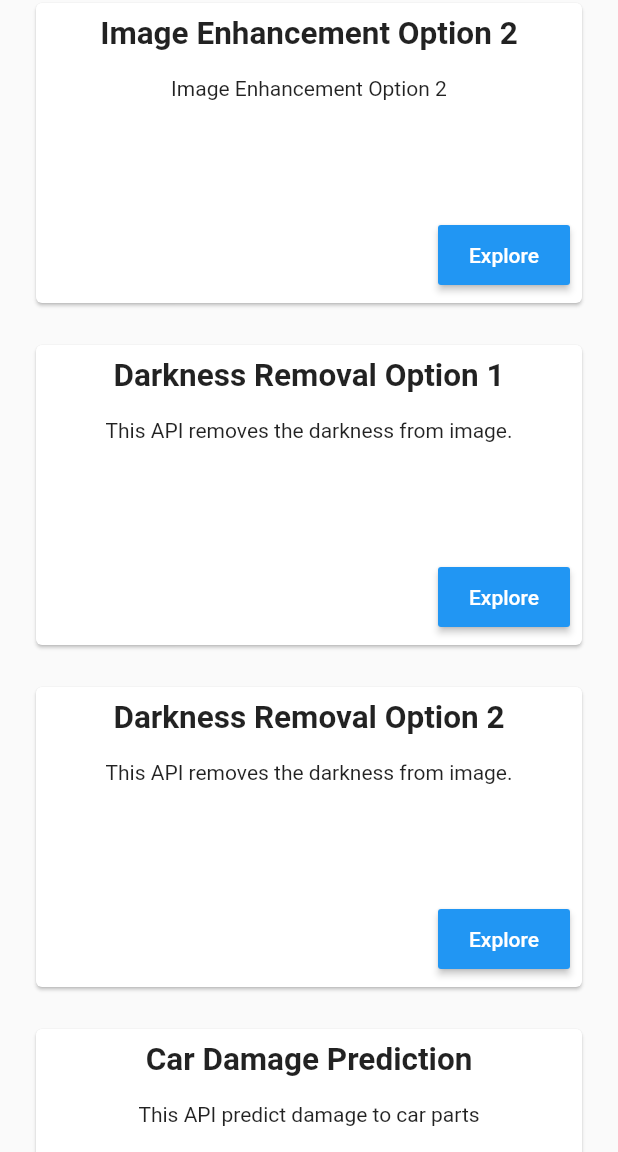
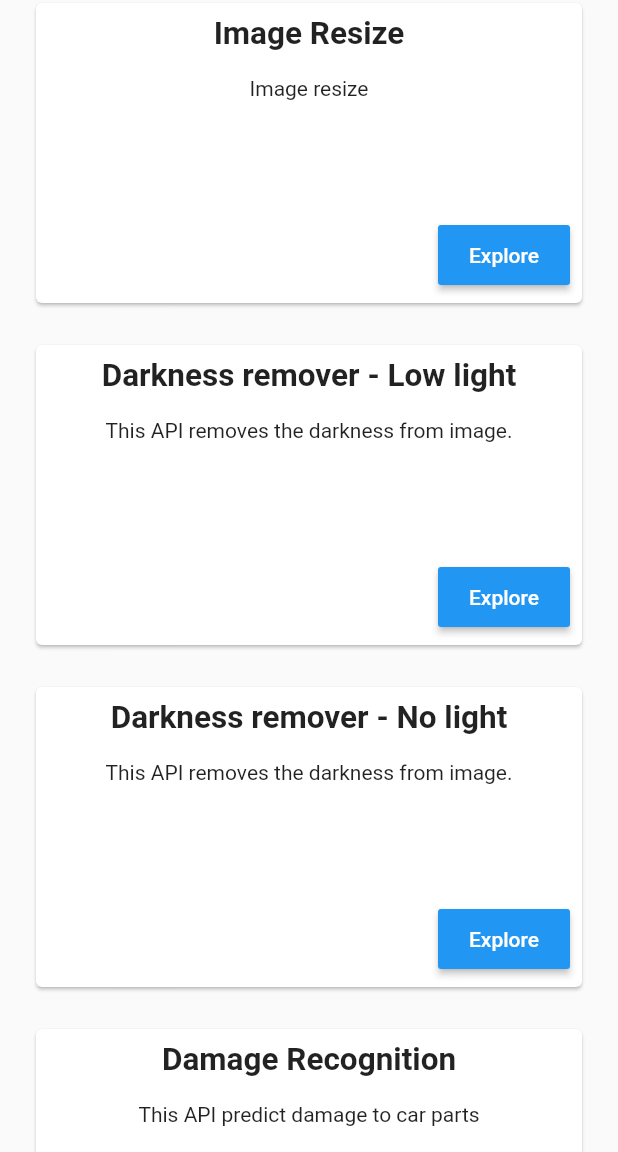
Before and after one commit to Dev-Autoly/autolydemo, a Flutter app: the screen it shows after launch, scrolled down 1152 dp, on a phone screen of 412 x 824 dp, the part 84-1236 px from its top. Run offline on Flutter 3.47's test engine with Material 2 defaults, Android fonts, the phone set to English and light mode, and no system bars; our stand-ins replace camera, dio, flutter_svg, fluttertoast, image_gallery_saver, image_picker and 3 more; missing offline and left inert: exif, image_pickers, image_size_getter, juxtapose.

Commit message:
- Solve issues reported by Ms

```diff
--- a/lib/carAngle/car_angle_detection_page.dart
+++ b/lib/carAngle/car_angle_detection_page.dart
@@ -151,7 +151,7 @@ class _CarAngleDetectionPageState extends State<CarAngleDetectionPage> {
                       isProcessing = true;
                       _model = null;
                       setState(() {});
-                      AngelApiResponse response = await uploadFileForAngle(imagePath: _selectedImagePath, angle: _selectedValue);
+                      AngelApiResponse response = await uploadFileForAngle(imagePath: _selectedImagePath, angleOptional: _selectedValue);
                       _model = response;
                       isProcessing = false;
                       setState(() {});
--- a/lib/enhanceImgTFM1Widgets/enhanceingImageTFM1Widget.dart
+++ b/lib/darknessTFM2/darkness_tfm2_home.dart
@@ -1,5 +1,3 @@
-
-
 import 'dart:io';
 
 import 'package:autolydemo/core/common_functions.dart';
@@ -8,14 +6,15 @@ import 'package:autolydemo/core/text_display_image.dart';
 import 'package:camera/camera.dart';
 import 'package:flutter/material.dart';
 
-class EnhanceImgTFM1Page extends StatefulWidget {
-  const EnhanceImgTFM1Page({Key key}) : super(key: key);
+
+class DarknessTFM2Page extends StatefulWidget {
+  const DarknessTFM2Page({Key key}) : super(key: key);
 
   @override
-  State<EnhanceImgTFM1Page> createState() => _EnhanceImgTFM1PageState();
+  State<DarknessTFM2Page> createState() => _DarknessTFM2PageState();
 }
 
-class _EnhanceImgTFM1PageState extends State<EnhanceImgTFM1Page> {
+class _DarknessTFM2PageState extends State<DarknessTFM2Page> {
   String _selectedImagePath;
   bool isProcessing = false;
   TorchImageResponse _response;
@@ -25,7 +24,7 @@ class _EnhanceImgTFM1PageState extends State<EnhanceImgTFM1Page> {
     Size size = MediaQuery.of(context).size;
     return Scaffold(
       appBar: AppBar(
-        title: const Text('Image Enhancement Option 2'),
+        title: const Text('Darkness remover - Low light'),
       ),
       body: Column(
         children: [
@@ -57,7 +56,7 @@ class _EnhanceImgTFM1PageState extends State<EnhanceImgTFM1Page> {
                               right: 10,
                               bottom: 10,
                               child: IconButton(
-                          onPressed: (){
+                                onPressed: () {
                                   downloadBytesImage(_response.image, context);
                                 },
                                 icon: const Icon(Icons.download),
@@ -80,7 +79,7 @@ class _EnhanceImgTFM1PageState extends State<EnhanceImgTFM1Page> {
                       isProcessing = true;
                       _response = null;
                       setState(() {});
-                      _response = await enhanceImgTFM1(imagePath: _selectedImagePath);
+                      _response = await darknessTFM2(imagePath: _selectedImagePath);
                       isProcessing = false;
                       setState(() {});
                     }
--- a/lib/demo_main_widgets/demo_inprogress_widget.dart
+++ b/lib/demo_main_widgets/demo_inprogress_widget.dart
@@ -298,7 +298,7 @@ class _DemoNetworkCallInProgressState extends State<DemoNetworkCallInProgress> {
             FutureBuilder<TorchImageResponse>(
               future: _imageTorchApi,
               builder: (context, snapshot) {
-                String msg = 'Enhancing image Option 1';
+                String msg = 'Image Enhancement';
                 if (snapshot.hasError) {
                   return ProcessTextWidget(
                     msg: msg,
@@ -335,7 +335,7 @@ class _DemoNetworkCallInProgressState extends State<DemoNetworkCallInProgress> {
             FutureBuilder<TorchImageResponse>(
               future: _enhanceImgTFM1,
               builder: (context, snapshot) {
-                String msg = 'Enhancing image Option2';
+                String msg = 'Image resize';
 
                 if (snapshot.hasError) {
                   return ProcessTextWidget(
@@ -349,6 +349,7 @@ class _DemoNetworkCallInProgressState extends State<DemoNetworkCallInProgress> {
                   if (snapshot.data.isSuccess) {
                     _enhanceImgTFM1Data = snapshot.data;
                     isAllApiSuccessfull = updateApiStatus();
+
                     return ProcessTextWidget(
                       msg: msg,
                       isDone: true,
@@ -373,7 +374,7 @@ class _DemoNetworkCallInProgressState extends State<DemoNetworkCallInProgress> {
             FutureBuilder<TorchImageResponse>(
               future: _removeDarknessM1,
               builder: (context, snapshot) {
-                String msg = 'Removing darkness option 1';
+                String msg = 'Darkness remover - Low light';
                 if (snapshot.hasError) {
                   return ProcessTextWidget(
                     msg: msg,
@@ -409,7 +410,7 @@ class _DemoNetworkCallInProgressState extends State<DemoNetworkCallInProgress> {
             FutureBuilder<TorchImageResponse>(
               future: _darknessTFM2,
               builder: (context, snapshot) {
-                String msg = 'Removing darkness option 2';
+                String msg = 'Darkness remover - No light';
                 if (snapshot.hasError) {
                   return ProcessTextWidget(
                     msg: msg,
@@ -445,7 +446,7 @@ class _DemoNetworkCallInProgressState extends State<DemoNetworkCallInProgress> {
             FutureBuilder<DamageCarModel>(
               future: _damageDetail,
               builder: (context, snapshot) {
-                String msg = 'Car damage detetcion';
+                String msg = 'Damage Recognition';
                 if (snapshot.hasError) {
                   return ProcessTextWidget(
                     msg: msg,
--- a/lib/image_enhancement/image_enhancement_page.dart
+++ b/lib/image_enhancement/image_enhancement_page.dart
@@ -23,7 +23,7 @@ class _ImageEnhancementPageState extends State<ImageEnhancementPage> {
     Size size = MediaQuery.of(context).size;
     return Scaffold(
       appBar: AppBar(
-        title: const Text('Image Enhancement Option 1'),
+        title: const Text('Image Enhancement'),
       ),
       body: Column(
         children: [
--- a/lib/removeDarknessM1/removeDarknessM1Home.dart
+++ b/lib/image_resize/resize_image.dart
@@ -1,3 +1,5 @@
+
+
 import 'dart:io';
 
 import 'package:autolydemo/core/common_functions.dart';
@@ -6,14 +8,14 @@ import 'package:autolydemo/core/text_display_image.dart';
 import 'package:camera/camera.dart';
 import 'package:flutter/material.dart';
 
-class RemoveDarknessM1 extends StatefulWidget {
-  const RemoveDarknessM1({Key key}) : super(key: key);
+class ResizeImagePage extends StatefulWidget {
+  const ResizeImagePage({Key key}) : super(key: key);
 
   @override
-  State<RemoveDarknessM1> createState() => _RemoveDarknessM1State();
+  State<ResizeImagePage> createState() => _ResizeImagePageState();
 }
 
-class _RemoveDarknessM1State extends State<RemoveDarknessM1> {
+class _ResizeImagePageState extends State<ResizeImagePage> {
   String _selectedImagePath;
   bool isProcessing = false;
   TorchImageResponse _response;
@@ -23,7 +25,7 @@ class _RemoveDarknessM1State extends State<RemoveDarknessM1> {
     Size size = MediaQuery.of(context).size;
     return Scaffold(
       appBar: AppBar(
-        title: const Text('Darkness Removal Option 2'),
+        title: const Text('Image Resize'),
       ),
       body: Column(
         children: [
@@ -55,7 +57,7 @@ class _RemoveDarknessM1State extends State<RemoveDarknessM1> {
                         right: 10,
                         bottom: 10,
                         child: IconButton(
-                                onPressed: () {
+                          onPressed: (){
                             downloadBytesImage(_response.image, context);
                           },
                           icon: const Icon(Icons.download),
@@ -78,7 +80,7 @@ class _RemoveDarknessM1State extends State<RemoveDarknessM1> {
                       isProcessing = true;
                       _response = null;
                       setState(() {});
-                      _response = await removeDarknessM1(imagePath: _selectedImagePath);
+                      _response = await enhanceImgTFM1(imagePath: _selectedImagePath);
                       isProcessing = false;
                       setState(() {});
                     }
--- a/lib/main.dart
+++ b/lib/main.dart
@@ -1,6 +1,6 @@
 import 'package:autolydemo/core/common_functions.dart';
 import 'package:autolydemo/guided_camera/imageHolderClass.dart';
-import 'package:autolydemo/removeDarknessM1/removeDarknessM1Home.dart';
+import 'package:autolydemo/removeDarknessM1/remove_darkness_m1_home.dart';
 import 'package:flutter/material.dart';
 import 'package:flutter/services.dart';
 import 'package:provider/provider.dart';
@@ -9,9 +9,9 @@ import 'carAngle/car_angle_detection_page.dart';
 import 'carDetection/car_detection_page.dart';
 import 'carNet/carnet_main_widget.dart';
 import 'car_damage_page/car_damage_main.dart';
-import 'darknessTFM2/darknessTFM2Home.dart';
+import 'darknessTFM2/darkness_tfm2_home.dart';
 import 'demo_main_widgets/demo_inprogress_widget.dart';
-import 'enhanceImgTFM1Widgets/enhanceingImageTFM1Widget.dart';
+import 'image_resize/resize_image.dart';
 import 'guided_camera/basic_view_model.dart';
 import 'guided_camera/step_exterior_photo.dart';
 import 'image_enhancement/image_enhancement_page.dart';
@@ -116,8 +116,8 @@ class MyHomePage extends StatelessWidget {
           ),
 
           ListItemWidget(
-            title: 'Image Enhancement Option 1',
-            description: 'Image Enhancement Option 1',
+            title: 'Image Enhancement',
+            description: 'Image enhancement',
             onTap: () async {
               Navigator.push(
                 context,
@@ -141,20 +141,20 @@ class MyHomePage extends StatelessWidget {
           //   },
           // ),
           ListItemWidget(
-            title: 'Image Enhancement Option 2',
-            description: 'Image Enhancement Option 2',
+            title: 'Image Resize',
+            description: 'Image resize',
             onTap: () async {
               Navigator.push(
                 context,
                 MaterialPageRoute(
-                  builder: (context) => const EnhanceImgTFM1Page(),
+                  builder: (context) => const ResizeImagePage(),
                 ),
               );
             },
           ),
 
           ListItemWidget(
-            title: 'Darkness Removal Option 1',
+            title: 'Darkness remover - Low light',
             description: 'This API removes the darkness from image.',
             onTap: () async {
               Navigator.push(
@@ -166,7 +166,7 @@ class MyHomePage extends StatelessWidget {
             },
           ),
           ListItemWidget(
-            title: 'Darkness Removal Option 2',
+            title: 'Darkness remover - No light',
             description: 'This API removes the darkness from image.',
             onTap: () async {
               Navigator.push(
@@ -179,7 +179,7 @@ class MyHomePage extends StatelessWidget {
           ),
 
           ListItemWidget(
-            title: 'Car Damage Prediction',
+            title: 'Damage Recognition',
             description: 'This API predict damage to car parts',
             onTap: () async {
               Navigator.push(
--- a/lib/darknessTFM2/darknessTFM2Home.dart
+++ b/lib/removeDarknessM1/remove_darkness_m1_home.dart
@@ -6,14 +6,14 @@ import 'package:autolydemo/core/text_display_image.dart';
 import 'package:camera/camera.dart';
 import 'package:flutter/material.dart';
 
-class DarknessTFM2Page extends StatefulWidget {
-  const DarknessTFM2Page({Key key}) : super(key: key);
+class RemoveDarknessM1 extends StatefulWidget {
+  const RemoveDarknessM1({Key key}) : super(key: key);
 
   @override
-  State<DarknessTFM2Page> createState() => _DarknessTFM2PageState();
+  State<RemoveDarknessM1> createState() => _RemoveDarknessM1State();
 }
 
-class _DarknessTFM2PageState extends State<DarknessTFM2Page> {
+class _RemoveDarknessM1State extends State<RemoveDarknessM1> {
   String _selectedImagePath;
   bool isProcessing = false;
   TorchImageResponse _response;
@@ -23,7 +23,7 @@ class _DarknessTFM2PageState extends State<DarknessTFM2Page> {
     Size size = MediaQuery.of(context).size;
     return Scaffold(
       appBar: AppBar(
-        title: const Text('Darkness Removal Option 1'),
+        title: const Text('Darkness remover - No light'),
       ),
       body: Column(
         children: [
@@ -78,7 +78,7 @@ class _DarknessTFM2PageState extends State<DarknessTFM2Page> {
                       isProcessing = true;
                       _response = null;
                       setState(() {});
-                      _response = await darknessTFM2(imagePath: _selectedImagePath);
+                      _response = await removeDarknessM1(imagePath: _selectedImagePath);
                       isProcessing = false;
                       setState(() {});
                     }
--- a/pubspec.yaml
+++ b/pubspec.yaml
@@ -36,6 +36,7 @@ dependencies:
   palette_generator: ^0.3.2
   image_gallery_saver: ^1.7.1
   permission_handler: ^8.3.0
+  image_size_getter: ^1.0.0
 
 
 
```
Also changed, not shown: lib/car_damage_page/car_damage_main.dart (+40 -36 lines), lib/core/common_functions.dart (+33 -20 lines), lib/demo_main_widgets/demo_result_view.dart (+164 -65 lines), pubspec.lock. Lines whose indentation alone changed are shown as unchanged.
